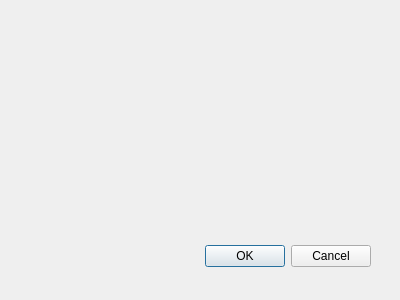
The window that CBSmapper/CBS_mapper_dialog_base.ui (wschuc002/ProjectPlugin) describes before a commit, drawn with Qt 5.
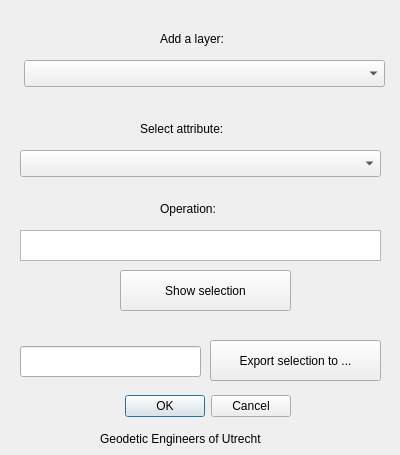
The same window after the commit.

Patch:
```diff
--- a/CBSmapper/CBS_mapper_dialog_base.ui
+++ b/CBSmapper/CBS_mapper_dialog_base.ui
@@ -1,23 +1,23 @@
 <ui version="4.0" >
  <class>CBSmapperDialogBase</class>
- <widget class="QDialog" name="CBSmapperDialogBase" >
-  <property name="geometry" >
+ <widget class="QDialog" name="CBSmapperDialogBase">
+  <property name="geometry">
    <rect>
     <x>0</x>
     <y>0</y>
     <width>400</width>
-    <height>300</height>
+    <height>455</height>
    </rect>
   </property>
   <property name="windowTitle" >
    <string>CBS Mapper</string>
   </property>
-  <widget class="QDialogButtonBox" name="button_box" >
-   <property name="geometry" >
+  <widget class="QDialogButtonBox" name="button_box">
+   <property name="geometry">
     <rect>
-     <x>30</x>
-     <y>240</y>
-     <width>341</width>
+     <x>110</x>
+     <y>390</y>
+     <width>181</width>
      <height>32</height>
     </rect>
    </property>
@@ -28,6 +28,124 @@
     <set>QDialogButtonBox::Cancel|QDialogButtonBox::Ok</set>
    </property>
   </widget>
+  <widget class="QLabel" name="label">
+   <property name="geometry">
+    <rect>
+     <x>160</x>
+     <y>30</y>
+     <width>81</width>
+     <height>17</height>
+    </rect>
+   </property>
+   <property name="text">
+    <string>Add a layer:</string>
+   </property>
+  </widget>
+  <widget class="QLabel" name="label_2">
+   <property name="geometry">
+    <rect>
+     <x>100</x>
+     <y>430</y>
+     <width>211</width>
+     <height>17</height>
+    </rect>
+   </property>
+   <property name="text">
+    <string>Geodetic Engineers of Utrecht</string>
+   </property>
+  </widget>
+  <widget class="QComboBox" name="comboBox_addLayer">
+   <property name="geometry">
+    <rect>
+     <x>24</x>
+     <y>60</y>
+     <width>361</width>
+     <height>27</height>
+    </rect>
+   </property>
+  </widget>
+  <widget class="QLabel" name="label_3">
+   <property name="geometry">
+    <rect>
+     <x>140</x>
+     <y>120</y>
+     <width>111</width>
+     <height>17</height>
+    </rect>
+   </property>
+   <property name="text">
+    <string>Select attribute:</string>
+   </property>
+  </widget>
+  <widget class="QComboBox" name="comboBox_selectAtt">
+   <property name="geometry">
+    <rect>
+     <x>20</x>
+     <y>150</y>
+     <width>361</width>
+     <height>27</height>
+    </rect>
+   </property>
+  </widget>
+  <widget class="QLabel" name="label_4">
+   <property name="geometry">
+    <rect>
+     <x>160</x>
+     <y>200</y>
+     <width>81</width>
+     <height>17</height>
+    </rect>
+   </property>
+   <property name="text">
+    <string>Operation:</string>
+   </property>
+  </widget>
+  <widget class="QTextEdit" name="textEdit">
+   <property name="geometry">
+    <rect>
+     <x>20</x>
+     <y>230</y>
+     <width>361</width>
+     <height>31</height>
+    </rect>
+   </property>
+  </widget>
+  <widget class="QPushButton" name="pushButton_showSelect">
+   <property name="geometry">
+    <rect>
+     <x>120</x>
+     <y>270</y>
+     <width>171</width>
+     <height>41</height>
+    </rect>
+   </property>
+   <property name="text">
+    <string>Show selection</string>
+   </property>
+  </widget>
+  <widget class="QPushButton" name="pushButton_exportSelect">
+   <property name="geometry">
+    <rect>
+     <x>210</x>
+     <y>340</y>
+     <width>171</width>
+     <height>41</height>
+    </rect>
+   </property>
+   <property name="text">
+    <string>Export selection to ...</string>
+   </property>
+  </widget>
+  <widget class="QLineEdit" name="lineEdit">
+   <property name="geometry">
+    <rect>
+     <x>20</x>
+     <y>346</y>
+     <width>181</width>
+     <height>31</height>
+    </rect>
+   </property>
+  </widget>
  </widget>
  <resources/>
  <connections>
```
Left out of the diff: 33 changed lines with no effect on the pictures.
